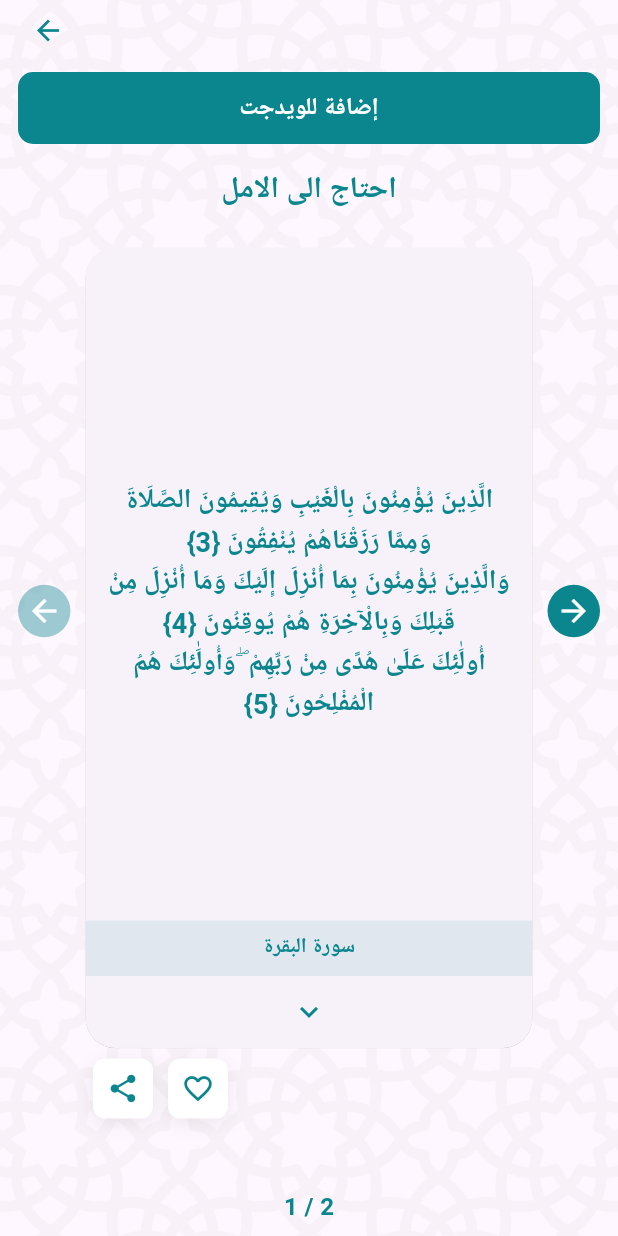
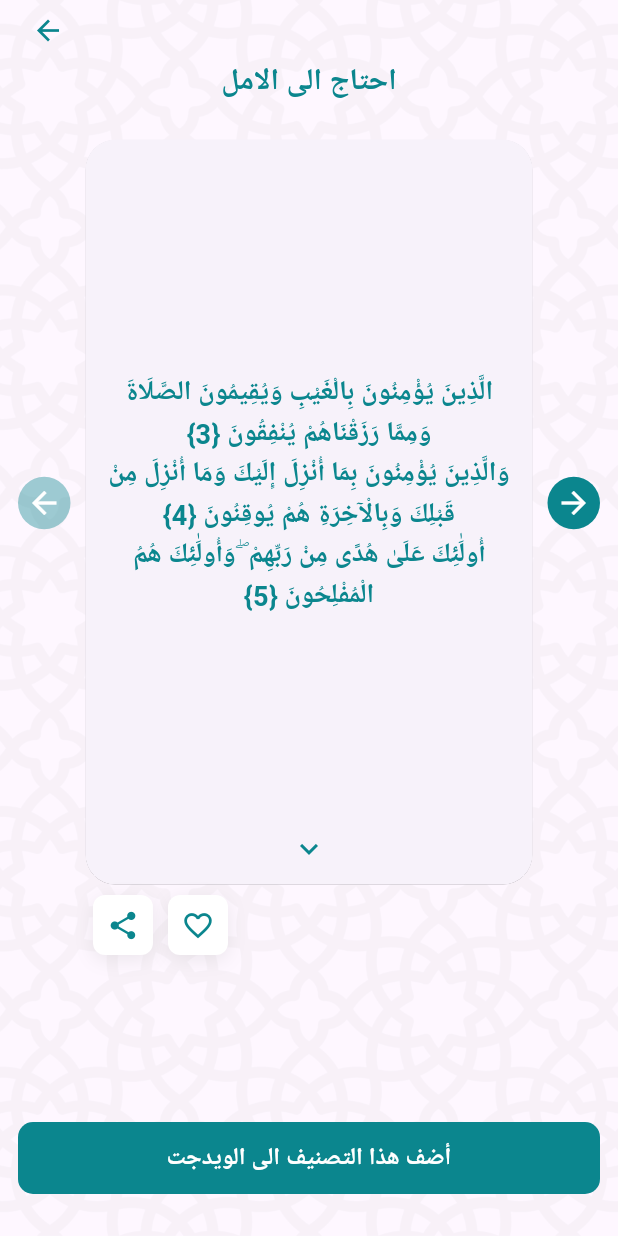
Before and after one commit to tahabutt96/widetapp, a Flutter app: the Home screen opened directly, after a tap on "احتاج الى الامل", on a phone screen of 412 x 824 dp. Run offline on Flutter 3.47's test engine with Material 3 defaults, Android fonts, the phone set to English and light mode, and no system bars; drawn by our look-alikes of expandable; our stand-ins replace animated_toggle_switch, cached_network_image, cloud_firestore, dotted_border, firebase_auth, firebase_core and 12 more; missing offline and left inert: excel, flutter_background_service, flutter_dropzone, home_widget, image_network; accounts and stored records are empty; network calls fail; Roboto replaces fonts that are missing (Cairo).

Commit message:
updated code

```diff
--- a/lib/common/switch_button_widget.dart
+++ b/lib/common/switch_button_widget.dart
@@ -24,7 +24,7 @@ class _SwitchWidgetState extends State<SwitchWidget> {
   Widget build(BuildContext context) {
     return Container(
       margin: EdgeInsets.symmetric(horizontal: 20.0),
-      padding: EdgeInsets.symmetric(horizontal: 10.0, vertical: 2.0),
+      padding: EdgeInsets.symmetric(horizontal: 16.0, vertical: 16.0),
       decoration: BoxDecoration(
         borderRadius: BorderRadius.circular(20.0),
         color: ColorResources.BOTTOM_BAR,
--- a/lib/common/widget_pin_preview_dialog.dart
+++ b/lib/common/widget_pin_preview_dialog.dart
@@ -173,7 +173,7 @@ class WidgetPinPreviewDialog extends StatelessWidget {
                           Icon(Icons.add_circle_outline, size: 20),
                           SizedBox(width: 8),
                           Text(
-                            'إضافة الأداة',
+                          'أضف الويدجت',
                             style: GoogleFonts.cairo(
                               fontSize: 16,
                               fontWeight: FontWeight.bold,
--- a/lib/new_firebase/category_gallery.dart
+++ b/lib/new_firebase/category_gallery.dart
@@ -128,7 +128,7 @@ class _CategoriesGalleryState extends State<CategoriesGallery> {
                         onPressed: () => Navigator.of(dialogContext).pop(),
                       ),
                       Text(
-                        'اختر الفئة',
+                        'بماذا تشعر ؟',
                         style: GoogleFonts.cairo(
                           fontSize: 20,
                           fontWeight: FontWeight.bold,
@@ -290,6 +290,7 @@ class _CategoriesGalleryState extends State<CategoriesGallery> {
                                 key.currentState!.openDrawer();
                               },
                             )),
+                            SizedBox(height: 20,),
                           Container(
                             alignment: Alignment.center,
                             height: 250,
--- a/lib/new_firebase/fav.dart
+++ b/lib/new_firebase/fav.dart
@@ -109,7 +109,7 @@ class _FavoriteState extends State<Favorite> {
                                   Padding(
                                     padding: const EdgeInsets.only(top: 10.0),
                                     child: Text(
-                                      "لم تتم إضافة أي مفضلات",
+                                      "أضف هذا التصنيف الى الويدجت",
                                       style: GoogleFonts.cairo(
                                         color: ColorResources.THEMECOLOR,
                                         fontSize: 18,
--- a/lib/new_firebase/home.dart
+++ b/lib/new_firebase/home.dart
@@ -50,16 +50,16 @@ class _HomeState extends State<Home> {
             child: Column(
               crossAxisAlignment: CrossAxisAlignment.start,
               children: [
-                // Container(
-                //   height: 70.0,
-                //   child: Center(
-                //    child: Image.asset(
-                //     Images.splash_logo,
-                //     height: 50.0,
-                //     width: double.infinity
-                //   ),
-                //  ),
-                // ),
+                Container(
+                  height: 70.0,
+                  child: Center(
+                   child: Image.asset(
+                    Images.splash_logo,
+                    height: 50.0,
+                    width: double.infinity
+                  ),
+                 ),
+                ),
                 MenuButton(
                   onTap: () {
                     key.currentState!.openDrawer();
@@ -82,6 +82,7 @@ class _HomeState extends State<Home> {
                         ),
                       ),
                       ),
+                      SizedBox(height: 16,),
                       Directionality(
                         textDirection: TextDirection.rtl,
                         child: Wrap(
--- a/lib/new_firebase/json_category_manager.dart
+++ b/lib/new_firebase/json_category_manager.dart
@@ -174,7 +174,8 @@ class _JsonCategoryManagerState extends State<JsonCategoryManager> {
       body: Stack(
         alignment: Alignment.bottomCenter,
         children: [
-          BackgroundImage(
+          SafeArea(
+            child: BackgroundImage(
               child: SafeArea(
                 bottom: false,
                 child: Padding(
@@ -184,36 +185,9 @@ class _JsonCategoryManagerState extends State<JsonCategoryManager> {
                       // Back button
                       BackButtonWidget(),
 
-                    // Add to widget button
-                    InkWell(
-                      onTap: _addToWidget,
-                      child: Container(
-                        width: double.infinity,
-                        padding: EdgeInsets.symmetric(vertical: 12),
-                        margin: EdgeInsets.symmetric(vertical: 8),
-                        decoration: BoxDecoration(
-                          color: ColorResources.THEMECOLOR,
-                          borderRadius: BorderRadius.circular(10),
-                        ),
-                        child: Row(
-                          mainAxisAlignment: MainAxisAlignment.center,
-                          children: [
-                            Text(
-                              "إضافة للويدجت",
-                              style: GoogleFonts.cairo(
-                                color: Colors.white,
-                                fontSize: 16,
-                                fontWeight: FontWeight.w600,
-                              ),
-                            ),
-                          ],
-                        ),
-                      ),
-                    ),
-
                       // Category name
                       Container(
-                      padding: EdgeInsets.symmetric(vertical: 8),
+                        padding: EdgeInsets.only(bottom: 8),
                         child: Text(
                           actualCategory.isNotEmpty ? actualCategory : widget.category,
                           style: GoogleFonts.cairo(
@@ -348,24 +322,24 @@ class _JsonCategoryManagerState extends State<JsonCategoryManager> {
                                                               ),
                                                             ),
                                                             // Surah name
-                                                          if (verse.surah.isNotEmpty)
-                                                            Container(
-                                                              width: double.infinity,
-                                                              padding: EdgeInsets.symmetric(
-                                                                vertical: 8,
-                                                                horizontal: 16,
-                                                              ),
-                                                              color: ColorResources.THEMECOLOR.withAlpha((0.1 * 255).toInt()),
-                                                              child: Text(
-                                                                verse.surah,
-                                                                textAlign: TextAlign.center,
-                                                                style: GoogleFonts.cairo(
-                                                                  fontSize: 14,
-                                                                  fontWeight: FontWeight.w600,
-                                                                  color: ColorResources.THEMECOLOR,
-                                                                ),
-                                                              ),
-                                                            ),
+                                                            // if (verse.surah.isNotEmpty)
+                                                            //   Container(
+                                                            //     width: double.infinity,
+                                                            //     padding: EdgeInsets.symmetric(
+                                                            //       vertical: 8,
+                                                            //       horizontal: 16,
+                                                            //     ),
+                                                            //     color: ColorResources.THEMECOLOR.withAlpha((0.1 * 255).toInt()),
+                                                            //     child: Text(
+                                                            //       verse.surah,
+                                                            //       textAlign: TextAlign.center,
+                                                            //       style: GoogleFonts.cairo(
+                                                            //         fontSize: 14,
+                                                            //         fontWeight: FontWeight.w600,
+                                                            //         color: ColorResources.THEMECOLOR,
+                                                            //       ),
+                                                            //     ),
+                                                            //   ),
                                                             Row(
                                                               mainAxisAlignment: MainAxisAlignment.center,
                                                               children: <Widget>[
@@ -470,20 +444,48 @@ class _JsonCategoryManagerState extends State<JsonCategoryManager> {
                                   ),
                       ),
 
-                    // Verse counter
-                    if (!isLoading && verses.isNotEmpty)
-                      Container(
-                        padding: EdgeInsets.symmetric(vertical: 8),
-                        child: Text(
-                          '${currentIndex + 1} / ${verses.length}',
+                      // Add to widget button
+                      InkWell(
+                        onTap: _addToWidget,
+                        child: Container(
+                          width: double.infinity,
+                          padding: EdgeInsets.symmetric(vertical: 12),
+                          margin: EdgeInsets.symmetric(vertical: 8),
+                          decoration: BoxDecoration(
+                            color: ColorResources.THEMECOLOR,
+                            borderRadius: BorderRadius.circular(10),
+                          ),
+                          child: Row(
+                            mainAxisAlignment: MainAxisAlignment.center,
+                            children: [
+                              Text(
+                                "أضف هذا التصنيف الى الويدجت",
                                 style: GoogleFonts.cairo(
+                                  color: Colors.white,
                                   fontSize: 16,
                                   fontWeight: FontWeight.w600,
-                            color: ColorResources.THEMECOLOR,
+                                ),
+                              ),
+                            ],
                           ),
                         ),
                       ),
+                      SizedBox(height:20),
+                      // // Verse counter
+                      // if (!isLoading && verses.isNotEmpty)
+                      //   Container(
+                      //     padding: EdgeInsets.symmetric(vertical: 8),
+                      //     child: Text(
+                      //       '${currentIndex + 1} / ${verses.length}',
+                      //       style: GoogleFonts.cairo(
+                      //         fontSize: 16,
+                      //         fontWeight: FontWeight.w600,
+                      //         color: ColorResources.THEMECOLOR,
+                      //       ),
+                      //     ),
+                      //   ),
                     ],
+                  ),
                 ),
               ),
             ),
--- a/lib/new_firebase/on_boarding_screen.dart
+++ b/lib/new_firebase/on_boarding_screen.dart
@@ -179,7 +179,7 @@ Widget build(BuildContext context) {
                   ),
                 Expanded(
                   child: SliderButton(
-                    text: 'لا تظهر مرة أخرى',
+                    text: 'ابدأ الآن',
                     textColor: Colors.white,
                     buttonColor: ColorResources.THEMECOLOR,
                     onPressed: (){
--- a/lib/new_firebase/share_screen.dart
+++ b/lib/new_firebase/share_screen.dart
@@ -37,8 +37,9 @@ class ShareScreen extends StatelessWidget {
                   Padding(
                     padding: const EdgeInsets.all(8.0),
                     child: Text(
-                      "نتمنى أن يصل هذا التطبيق لمليون مستخدم يوما ما .. شاركنا الثواب وأدعو أصدقائك للتحميل",
-                      textAlign: TextAlign.center,
+                 "كلنا بنمر بلحظات محتاجين فيها طمأنينة والقرآن دايمًا بيكون أقرب طريق للراحة، لو التطبيق لمس قلبك وساعدك شاركه مع من تحب"
+
+    ,                  textAlign: TextAlign.center,
                       style: GoogleFonts.urbanist(
                         fontWeight: FontWeight.bold,
                         fontSize: 20.0,
@@ -49,7 +50,7 @@ class ShareScreen extends StatelessWidget {
                   Padding(
                     padding: const EdgeInsets.symmetric(horizontal: 25.0, vertical: 35.0),
                     child: SliderButton(
-                      text: "نشر التطبيق",
+                      text: "شارك التطبيق",
                       textColor: Colors.white,
                       buttonColor: ColorResources.THEMECOLOR,
                       onPressed: () async{
```
Lines whose indentation alone changed are shown as unchanged.
